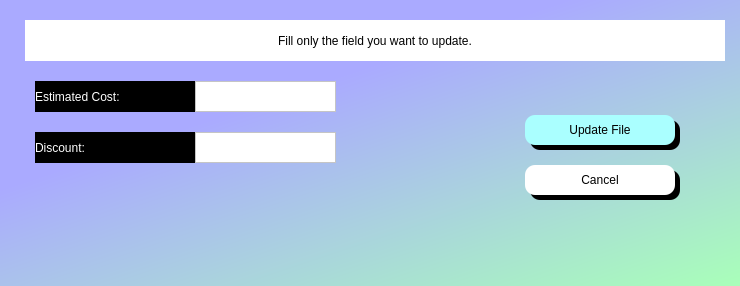
Qt form files_updt.ui (Fayadkhan8911/Medico-Desktop-App) before a commit.
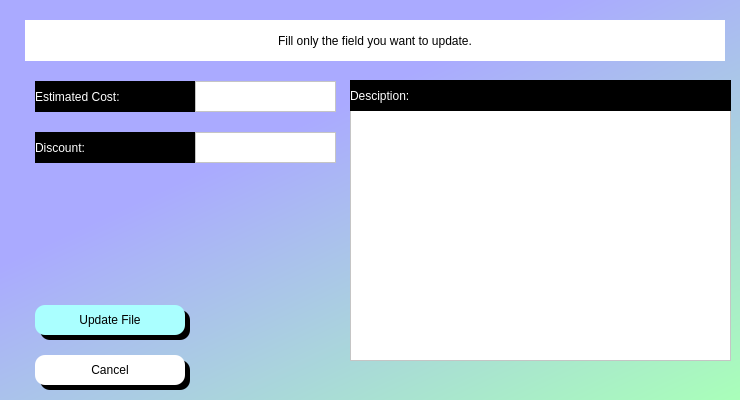
The same form after that commit.

What changed in the file:
```diff
--- a/files_updt.ui
+++ b/files_updt.ui
@@ -7,7 +7,7 @@
     <x>0</x>
     <y>0</y>
     <width>740</width>
-    <height>286</height>
+    <height>400</height>
    </rect>
   </property>
   <property name="windowTitle">
@@ -124,8 +124,8 @@
   <widget class="QPushButton" name="updt_file_btn">
    <property name="geometry">
     <rect>
-     <x>525</x>
-     <y>115</y>
+     <x>35</x>
+     <y>305</y>
      <width>150</width>
      <height>30</height>
     </rect>
@@ -154,8 +154,8 @@
   <widget class="QLabel" name="label_3">
    <property name="geometry">
     <rect>
-     <x>530</x>
-     <y>120</y>
+     <x>40</x>
+     <y>310</y>
      <width>150</width>
      <height>30</height>
     </rect>
@@ -177,8 +177,8 @@
   <widget class="QLabel" name="label_6">
    <property name="geometry">
     <rect>
-     <x>530</x>
-     <y>170</y>
+     <x>40</x>
+     <y>360</y>
      <width>150</width>
      <height>30</height>
     </rect>
@@ -200,8 +200,8 @@
   <widget class="QPushButton" name="cancel_btn">
    <property name="geometry">
     <rect>
-     <x>525</x>
-     <y>165</y>
+     <x>35</x>
+     <y>355</y>
      <width>150</width>
      <height>30</height>
     </rect>
@@ -225,6 +225,40 @@
     <string>Cancel</string>
    </property>
   </widget>
+  <widget class="QTextEdit" name="desc_edit">
+   <property name="geometry">
+    <rect>
+     <x>350</x>
+     <y>110</y>
+     <width>381</width>
+     <height>251</height>
+    </rect>
+   </property>
+   <property name="styleSheet">
+    <string notr="true">background-color: rgb(255, 255, 255);
+color: rgb(0, 0, 0);</string>
+   </property>
+  </widget>
+  <widget class="QLabel" name="est_cost_2">
+   <property name="geometry">
+    <rect>
+     <x>350</x>
+     <y>80</y>
+     <width>381</width>
+     <height>31</height>
+    </rect>
+   </property>
+   <property name="styleSheet">
+    <string notr="true">
+color: rgb(255, 255, 255);
+background-color: rgb(0, 0, 0);
+
+font:  14pt &quot;Segoe UI &quot;;</string>
+   </property>
+   <property name="text">
+    <string>Desciption:</string>
+   </property>
+  </widget>
   <zorder>fname_srch</zorder>
   <zorder>est_cost</zorder>
   <zorder>estd_cost_edit</zorder>
```
Left out of the diff: 2 changed lines with no effect on the pictures.
